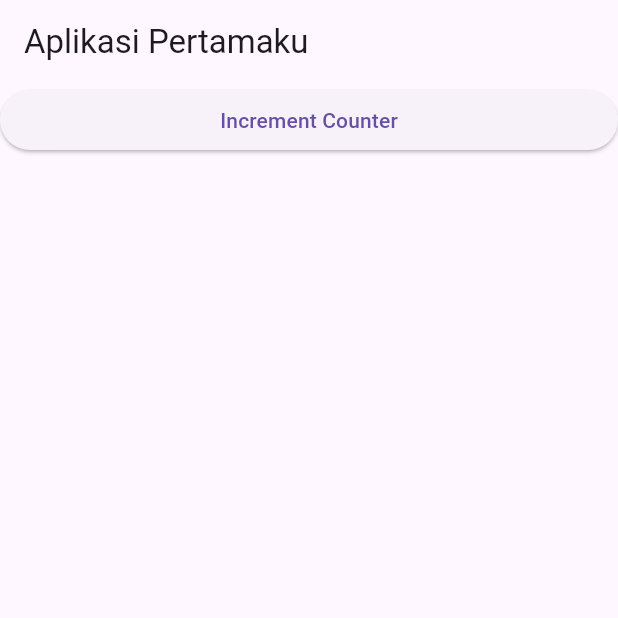
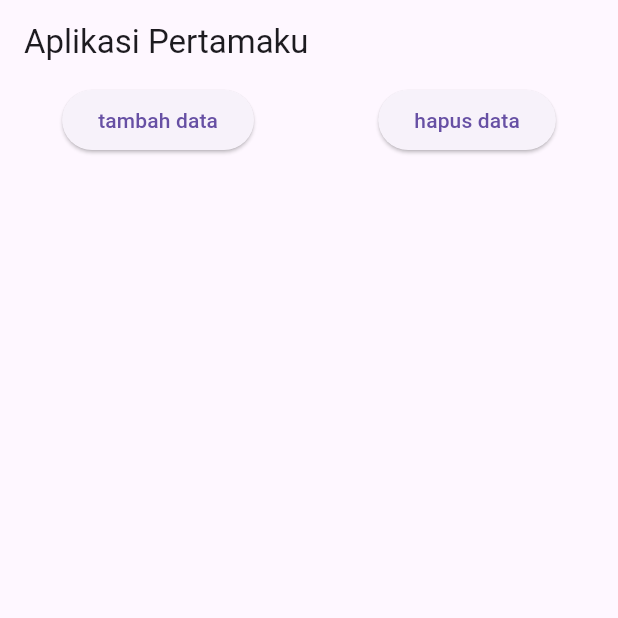
Before and after one commit to ZacharyTheodoreCodes/belajar-flutter, a Flutter app: the screen it shows after launch, on a phone screen of 412 x 824 dp, the top half of it. Run offline on Flutter 3.47's test engine with Material 3 defaults, Android fonts, the phone set to English and light mode, and no system bars; our stand-ins replace google_fonts, material_design_icons_flutter.

Commit message:
list view enhanced

```diff
--- a/hello_world/lib/list_view_widget.dart
+++ b/hello_world/lib/list_view_widget.dart
@@ -17,32 +17,67 @@ class ListViewWidget extends StatefulWidget {
 
 class _MyWidgetState extends State<ListViewWidget> {
   int counter = 0;
-  List<Widget> generatedTextWidgets = [];
+  List<Widget> dataKeSekian = [];
 
   @override
   Widget build(BuildContext context) {
     return ListView(
       children: [
+        Row(
+          mainAxisAlignment: MainAxisAlignment.spaceAround,
+          children: [
             ElevatedButton(
                 onPressed: () {
                   setState(() {
+                    dataKeSekian.add(Text('Data ke- ${counter.toString()}'));
                     counter++;
-              generatedTextWidgets.add(
-                Text(
-                  'Value: $counter',
-                  style: TextStyle(fontSize: 20),
-                ),
-              );
+                    print(dataKeSekian);
                   });
                 },
-          child: Text('Increment Counter'),
+                child: Text('tambah data')),
+            ElevatedButton(
+                onPressed: () {
+                  setState(() {
+                    if (counter != 0) {
+                      dataKeSekian.removeLast();
+                      counter--;
+                    } else {
+                      //ERROR MSSG
+                      // // Show error message if counter is already 0
+                      // showDialog(
+                      //   context: context,
+                      //   builder: (context) => AlertDialog(
+                      //     title: Text('Error'),
+                      //     content: Text('Data sudah habis'),
+                      //     actions: <Widget>[
+                      //       TextButton(
+                      //         onPressed: () {
+                      //           Navigator.of(context).pop();
+                      //         },
+                      //         child: Text('OK'),
+                      //       ),
+                      //     ],
+                      //   ),
+                      // );
+
+                      //SCAFFOLD MESSENGER
+                      // ScaffoldMessenger.of(context).showSnackBar(
+                      //   SnackBar(
+                      //     content: Text('Data sudah habis'),
+                      //   ),
+                      // );
+
+                      //simple text
+                      dataKeSekian.add(Text('Data sudah habis'));
+                    }
+                  });
+                },
+                child: Text('hapus data'))
+          ],
         ),
-        SizedBox(
-            height: 20),
         Column(
-          children: generatedTextWidgets,
-        ) // Adding some spacing between the button and the list
-       // ...generatedTextWidgets, // Using spread operator to add all widgets
+          children: dataKeSekian,
+        )
       ],
     );
   }
```
Lines whose indentation alone changed are shown as unchanged.
